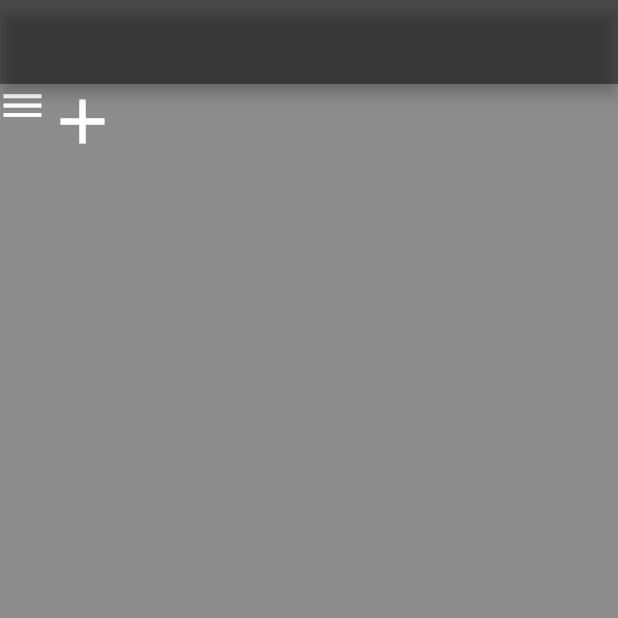
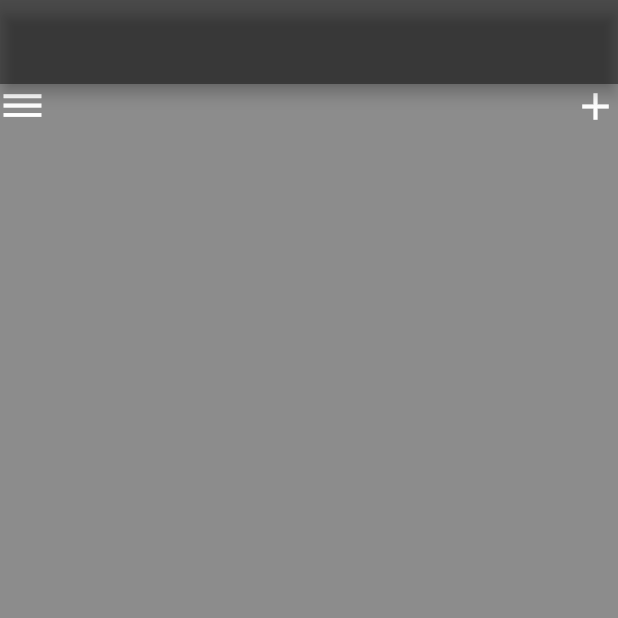
Before and after one commit to LifeofDan-EL/weather_mate, a Flutter app: the screen it shows after launch, on a phone screen of 412 x 824 dp, the top half of it. Run offline on Flutter 3.47's test engine with Material 2 defaults, Android fonts, the phone set to English and light mode, and no system bars.

Commit message:
Initial Commit

```diff
--- a/lib/main.dart
+++ b/lib/main.dart
@@ -15,9 +15,9 @@ class MyApp extends StatelessWidget {
           backgroundColor: Colors.black45,
           appBar: AppBar(
             backgroundColor: Colors.black45,
-                       ),
-          body: Row(
-            mainAxisAlignment: MainAxisAlignment.start,
+          ),
+          body:
+          Stack(
             children: <Widget>[
               Align(
                 alignment: Alignment.topLeft,
@@ -25,13 +25,13 @@ class MyApp extends StatelessWidget {
               ),
               Align(
                 alignment: Alignment.topRight,
-                child:Icon(Icons.add, size: 50, color: Colors.white,),
+                child:Icon(Icons.add, size: 30, color: Colors.white,),
               ),
+              Row()
             ],
           ),
           ),
       );
-
+}
 
 }
-}
```
Also changed, not shown: pubspec.lock, 1 other file.
